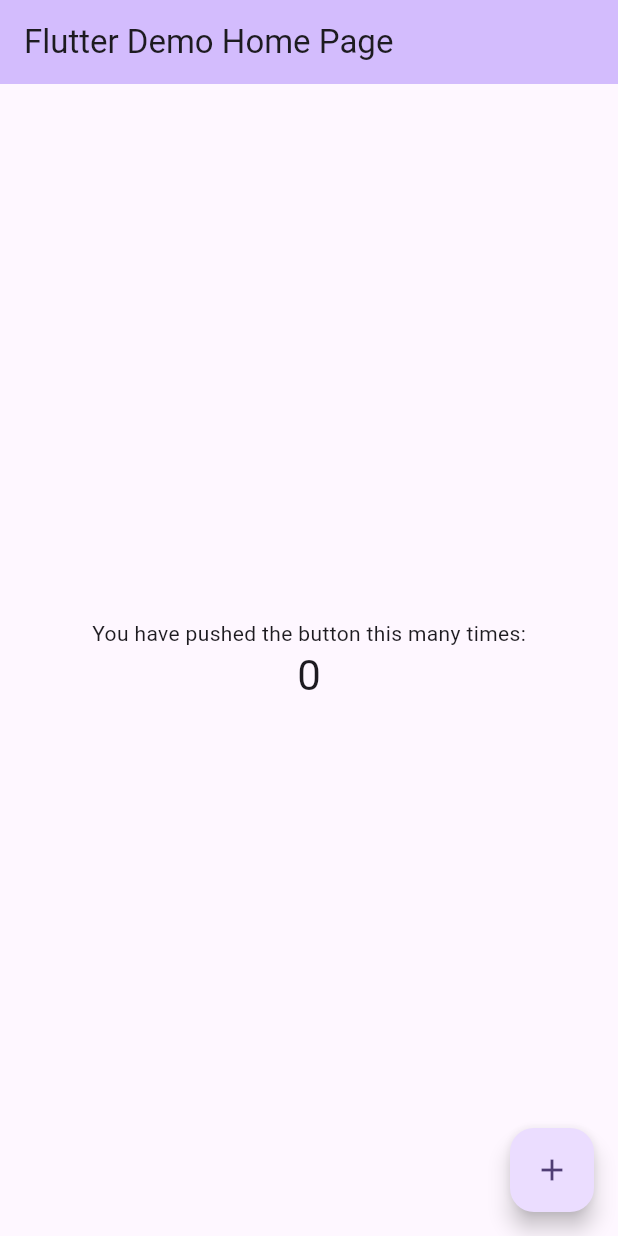
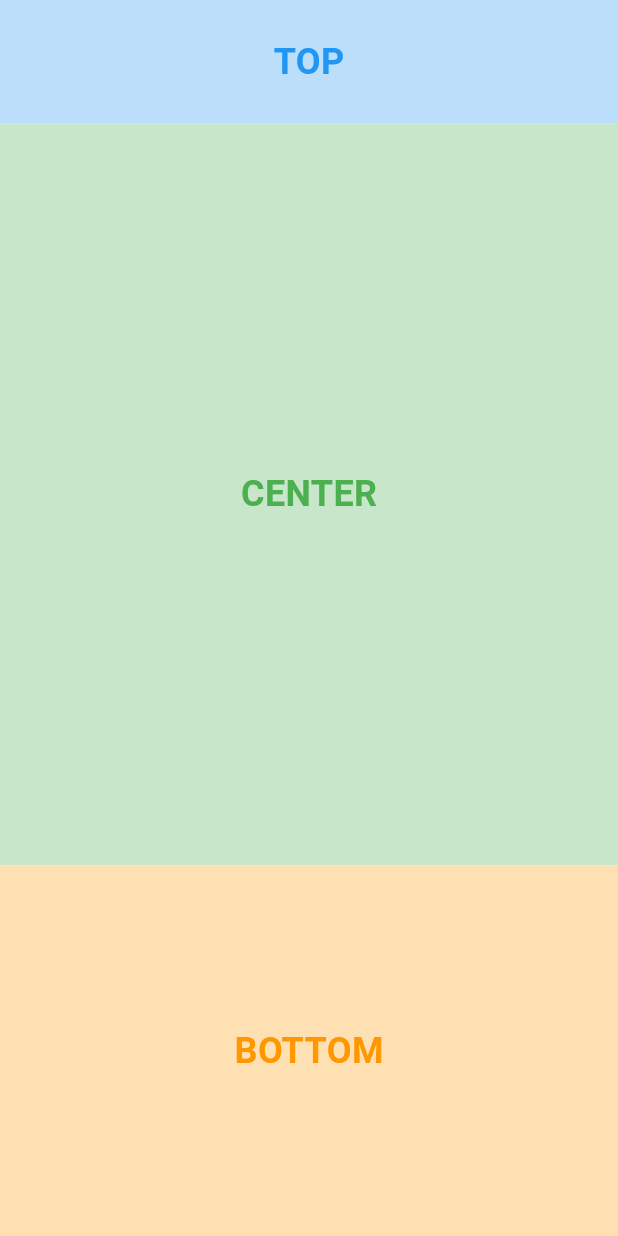
Before and after one commit to kumarlalapet/wordslagna, a Flutter app: the screen it shows after launch, on a phone screen of 412 x 824 dp. Run offline on Flutter 3.47's test engine with Material 3 defaults, Android fonts, the phone set to English and light mode, and no system bars.

Commit message:
added game page

```diff
--- /dev/null
+++ b/lib/game_page.dart
@@ -0,0 +1,75 @@
+import 'package:flutter/material.dart';
+
+class GamePage extends StatefulWidget {
+  const GamePage({super.key});
+
+  @override
+  State<GamePage> createState() => _GamePageState();
+}
+
+class _GamePageState extends State<GamePage> {
+  @override
+  Widget build(BuildContext context) {
+    return Scaffold(
+      body: SafeArea(
+        child: Column(
+          children: [
+            // Top part - 10% (flex: 1)
+            Expanded(
+              flex: 1,
+              child: Container(
+                color: Colors.blue[100],
+                child: const Center(
+                  child: Text(
+                    'TOP',
+                    style: TextStyle(
+                      fontSize: 24,
+                      fontWeight: FontWeight.bold,
+                      color: Colors.blue,
+                    ),
+                  ),
+                ),
+              ),
+            ),
+
+            // Center part - 60% (flex: 6)
+            Expanded(
+              flex: 6,
+              child: Container(
+                color: Colors.green[100],
+                child: const Center(
+                  child: Text(
+                    'CENTER',
+                    style: TextStyle(
+                      fontSize: 24,
+                      fontWeight: FontWeight.bold,
+                      color: Colors.green,
+                    ),
+                  ),
+                ),
+              ),
+            ),
+
+            // Bottom part - 30% (flex: 3)
+            Expanded(
+              flex: 3,
+              child: Container(
+                color: Colors.orange[100],
+                child: const Center(
+                  child: Text(
+                    'BOTTOM',
+                    style: TextStyle(
+                      fontSize: 24,
+                      fontWeight: FontWeight.bold,
+                      color: Colors.orange,
+                    ),
+                  ),
+                ),
+              ),
+            ),
+          ],
+        ),
+      ),
+    );
+  }
+}
--- a/lib/main.dart
+++ b/lib/main.dart
@@ -1,6 +1,15 @@
 import 'package:flutter/material.dart';
+import 'package:flutter/services.dart';
+import 'game_page.dart';
 
 void main() {
+  WidgetsFlutterBinding.ensureInitialized();
+  SystemChrome.setEnabledSystemUIMode(SystemUiMode.immersiveSticky);
+  SystemChrome.setPreferredOrientations([
+    DeviceOrientation.portraitUp,
+    DeviceOrientation.portraitDown,
+  ]);
+
   runApp(const MyApp());
 }
 
@@ -11,41 +20,18 @@ class MyApp extends StatelessWidget {
   @override
   Widget build(BuildContext context) {
     return MaterialApp(
-      title: 'Flutter Demo Example',
+      title: 'WordsLagna',
+      debugShowCheckedModeBanner: false,
       theme: ThemeData(
-        // This is the theme of your application.
-        //
-        // TRY THIS: Try running your application with "flutter run". You'll see
-        // the application has a purple toolbar. Then, without quitting the app,
-        // try changing the seedColor in the colorScheme below to Colors.green
-        // and then invoke "hot reload" (save your changes or press the "hot
-        // reload" button in a Flutter-supported IDE, or press "r" if you used
-        // the command line to start the app).
-        //
-        // Notice that the counter didn't reset back to zero; the application
-        // state is not lost during the reload. To reset the state, use hot
-        // restart instead.
-        //
-        // This works for code too, not just values: Most code changes can be
-        // tested with just a hot reload.
         colorScheme: ColorScheme.fromSeed(seedColor: Colors.deepPurple),
       ),
-      home: const MyHomePage(title: 'Flutter Demo Home Page'),
+      home: const GamePage(),
     );
   }
 }
 
 class MyHomePage extends StatefulWidget {
   const MyHomePage({super.key, required this.title});
-
-  // This widget is the home page of your application. It is stateful, meaning
-  // that it has a State object (defined below) that contains fields that affect
-  // how it looks.
-
-  // This class is the configuration for the state. It holds the values (in this
-  // case the title) provided by the parent (in this case the App widget) and
-  // used by the build method of the State. Fields in a Widget subclass are
-  // always marked "final".
 
   final String title;
 
@@ -54,69 +40,17 @@ class MyHomePage extends StatefulWidget {
 }
 
 class _MyHomePageState extends State<MyHomePage> {
-  int _counter = 0;
-
-  void _incrementCounter() {
-    setState(() {
-      // This call to setState tells the Flutter framework that something has
-      // changed in this State, which causes it to rerun the build method below
-      // so that the display can reflect the updated values. If we changed
-      // _counter without calling setState(), then the build method would not be
-      // called again, and so nothing would appear to happen.
-      _counter++;
-    });
-  }
-
   @override
   Widget build(BuildContext context) {
-    // This method is rerun every time setState is called, for instance as done
-    // by the _incrementCounter method above.
-    //
-    // The Flutter framework has been optimized to make rerunning build methods
-    // fast, so that you can just rebuild anything that needs updating rather
-    // than having to individually change instances of widgets.
     return Scaffold(
-      appBar: AppBar(
-        // TRY THIS: Try changing the color here to a specific color (to
-        // Colors.amber, perhaps?) and trigger a hot reload to see the AppBar
-        // change color while the other colors stay the same.
-        backgroundColor: Theme.of(context).colorScheme.inversePrimary,
-        // Here we take the value from the MyHomePage object that was created by
-        // the App.build method, and use it to set our appbar title.
-        title: Text(widget.title),
-      ),
-      body: Center(
-        // Center is a layout widget. It takes a single child and positions it
-        // in the middle of the parent.
-        child: Column(
-          // Column is also a layout widget. It takes a list of children and
-          // arranges them vertically. By default, it sizes itself to fit its
-          // children horizontally, and tries to be as tall as its parent.
-          //
-          // Column has various properties to control how it sizes itself and
-          // how it positions its children. Here we use mainAxisAlignment to
-          // center the children vertically; the main axis here is the vertical
-          // axis because Columns are vertical (the cross axis would be
-          // horizontal).
-          //
-          // TRY THIS: Invoke "debug painting" (choose the "Toggle Debug Paint"
-          // action in the IDE, or press "p" in the console), to see the
-          // wireframe for each widget.
-          mainAxisAlignment: MainAxisAlignment.center,
-          children: <Widget>[
-            const Text('You have pushed the button this many times:'),
-            Text(
-              '$_counter',
-              style: Theme.of(context).textTheme.headlineMedium,
-            ),
-          ],
+      body: SafeArea(
+        child: Center(
+          child: Column(
+            mainAxisAlignment: MainAxisAlignment.center,
+            children: <Widget>[const Text('Hello World')],
+          ),
         ),
       ),
-      floatingActionButton: FloatingActionButton(
-        onPressed: _incrementCounter,
-        tooltip: 'Increment',
-        child: const Icon(Icons.add),
-      ), // This trailing comma makes auto-formatting nicer for build methods.
     );
   }
 }
```
